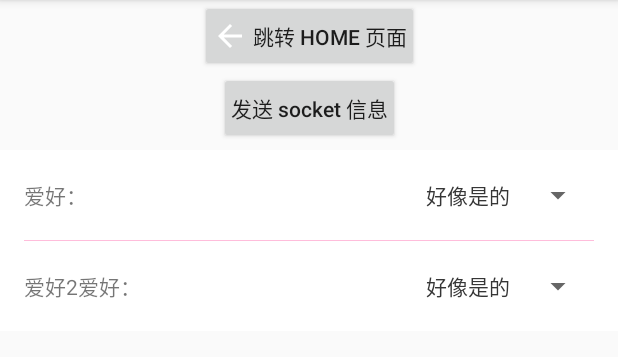
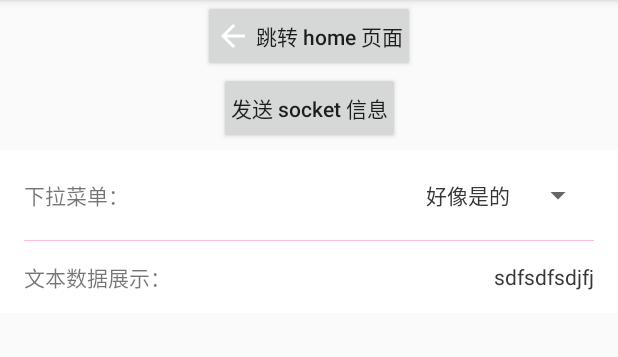
Before and after one commit to xiaoerMr/Tools, an Android app: the screen it shows after launch (MainActivity), on a phone screen of 412 x 824 dp, the part 84-441 px from its top. Run offline under Robolectric (Android 15) with nearby library versions, the phone set to English and light mode, and no system bars.

Commit message:
添加 text

```diff
--- a/app/src/main/java/com/sai/tools/MainActivity.kt
+++ b/app/src/main/java/com/sai/tools/MainActivity.kt
@@ -60,6 +60,7 @@ class MainActivity : AppCompatActivity() {
                 LogUtils.e(selectItem)
             }
         })
-        my_spinner1.setAdapterData(items)
+        my_text.setText("sdfsdfsdjfj")
+//        my_text.setText("mutableListOf(\"好像是的\", \"你不怕\", \"我怕\", \"你的\", \"还好\", \"苹果\")mutableListOf(\"好像是的\", \"你不怕\", \"我怕\", \"你的\", \"还好\", \"苹果\")mutableListOf(\"好像是的\", \"你不怕\", \"我怕\", \"你的\", \"还好\", \"苹果\")")
     }
 }
--- a/app/src/main/res/layout/activity_main.xml
+++ b/app/src/main/res/layout/activity_main.xml
@@ -1,10 +1,14 @@
 <?xml version="1.0" encoding="utf-8"?>
-<androidx.constraintlayout.widget.ConstraintLayout xmlns:android="http://schemas.android.com/apk/res/android"
+<androidx.core.widget.NestedScrollView xmlns:android="http://schemas.android.com/apk/res/android"
     xmlns:app="http://schemas.android.com/apk/res-auto"
     xmlns:tools="http://schemas.android.com/tools"
     android:layout_width="match_parent"
-    android:layout_height="match_parent"
+    android:layout_height="wrap_content"
     tools:context=".MainActivity">
+
+    <androidx.constraintlayout.widget.ConstraintLayout
+        android:layout_width="match_parent"
+        android:layout_height="match_parent">
 
         <Button
             android:id="@+id/button"
@@ -12,11 +16,11 @@
             android:layout_height="wrap_content"
             android:drawableLeft="@drawable/abc_vector_test"
             android:padding="8dp"
+            android:textAllCaps="false"
             android:text=" 跳转 home 页面"
             app:layout_constraintLeft_toLeftOf="parent"
             app:layout_constraintRight_toRightOf="parent"
             app:layout_constraintTop_toTopOf="parent" />
-
 
         <Button
             android:id="@+id/send_socket"
@@ -44,18 +48,19 @@
             app:layout_constraintTop_toBottomOf="@id/send_socket"
             app:showDividers="middle">
 
-        <com.sai.utils.view.SpinnerView
+            <com.sai.utils.view.SaiSpinnerView
                 android:id="@+id/my_spinner"
                 android:layout_width="match_parent"
                 android:layout_height="60dp"
-            app:sai_title="爱好：" />
+                app:sai_sp_title="下拉菜单：" />
 
-        <com.sai.utils.view.SpinnerView
-            android:id="@+id/my_spinner1"
+            <com.sai.utils.view.SaiTextView
+                android:id="@+id/my_text"
                 android:layout_width="match_parent"
-            android:layout_height="60dp"
-            app:sai_title="爱好2爱好：" />
+                android:layout_height="wrap_content"
+                app:sai_tt_title="文本数据展示：" />
 
         </androidx.appcompat.widget.LinearLayoutCompat>
 
     </androidx.constraintlayout.widget.ConstraintLayout>
+</androidx.core.widget.NestedScrollView>
--- a/utils/src/main/java/com/sai/utils/view/SaiSpinnerView.kt
+++ b/utils/src/main/java/com/sai/utils/view/SaiSpinnerView.kt
@@ -11,7 +11,7 @@ import com.sai.utils.view.adapter.SpinnerAdapter
 import kotlinx.android.synthetic.main.sai_spinner_view.view.*
 import android.widget.AdapterView.OnItemSelectedListener
 
-class SpinnerView : FrameLayout {
+class SaiSpinnerView : FrameLayout {
     constructor(context: Context, attrs: AttributeSet?) : super(context, attrs) {
         initView(context, attrs)
     }
@@ -31,7 +31,7 @@ class SpinnerView : FrameLayout {
         //获取参数
         val obtain = context.obtainStyledAttributes(attrs, R.styleable.sai_spinner)
 
-        val title = obtain.getString(R.styleable.sai_spinner_sai_title)
+        val title = obtain.getString(R.styleable.sai_spinner_sai_sp_title)
 
         obtain.recycle()
 
--- /dev/null
+++ b/utils/src/main/java/com/sai/utils/view/SaiTextView.kt
@@ -0,0 +1,40 @@
+package com.sai.utils.view
+
+import android.content.Context
+import android.util.AttributeSet
+import android.view.LayoutInflater
+import android.view.View
+import android.widget.FrameLayout
+import com.sai.utils.R
+import kotlinx.android.synthetic.main.sai_spinner_view.view.*
+import kotlinx.android.synthetic.main.sai_text_view.view.*
+
+class SaiTextView : FrameLayout {
+
+    constructor(context: Context, attrs: AttributeSet?) : super(context, attrs) {
+        initView(context, attrs)
+    }
+
+    private var inflater: View? = null
+
+
+    private fun initView(context: Context, attrs: AttributeSet?) {
+        //获取布局
+        inflater = LayoutInflater.from(context).inflate(
+            R.layout.sai_text_view,
+            this
+        )
+
+        //获取参数
+        val obtain = context.obtainStyledAttributes(attrs, R.styleable.sai_text)
+        val title = obtain.getString(R.styleable.sai_text_sai_tt_title)
+
+        obtain.recycle()
+
+        inflater!!.TextTitle.text = title
+    }
+
+    fun setText(text: String) {
+        inflater!!.TextText.text = text
+    }
+}
--- a/utils/src/main/res/layout/sai_spinner_view.xml
+++ b/utils/src/main/res/layout/sai_spinner_view.xml
@@ -1,28 +1,40 @@
 <?xml version="1.0" encoding="utf-8"?>
 <androidx.constraintlayout.widget.ConstraintLayout xmlns:android="http://schemas.android.com/apk/res/android"
+    xmlns:app="http://schemas.android.com/apk/res-auto"
     xmlns:tools="http://schemas.android.com/tools"
-    xmlns:app="http://schemas.android.com/apk/res-auto"
-    android:orientation="vertical"
     android:layout_width="match_parent"
-    android:layout_height="match_parent">
+    android:layout_height="wrap_content"
+    android:layout_gravity="center_vertical"
+    android:orientation="vertical">
 
     <androidx.appcompat.widget.AppCompatTextView
         android:id="@+id/SpinnerTitle"
         android:layout_width="wrap_content"
-        android:layout_height="match_parent"
+        android:layout_height="wrap_content"
         android:gravity="center_vertical"
-        tools:text="账号:"
-        app:layout_constraintBottom_toBottomOf="parent"
+        android:minWidth="160dp"
+        android:minHeight="48dp"
         app:layout_constraintStart_toStartOf="parent"
-        app:layout_constraintTop_toTopOf="parent" />
+        app:layout_constraintEnd_toEndOf="@id/barrier"
+        app:layout_constraintTop_toTopOf="parent"
+        tools:text="账号:" />
+
 
     <androidx.appcompat.widget.AppCompatSpinner
         android:id="@+id/SpinnerView"
         android:layout_width="wrap_content"
-        android:layout_height="match_parent"
+        android:layout_height="wrap_content"
+        android:gravity="end"
         android:minWidth="160dp"
-        android:gravity="end"
+        android:minHeight="48dp"
         app:layout_constraintBottom_toBottomOf="parent"
         app:layout_constraintEnd_toEndOf="parent"
         app:layout_constraintTop_toTopOf="parent" />
+
+    <androidx.constraintlayout.widget.Barrier
+        android:id="@+id/barrier"
+        android:layout_width="wrap_content"
+        android:layout_height="wrap_content"
+        app:constraint_referenced_ids="SpinnerTitle"
+        app:barrierDirection="end" />
 </androidx.constraintlayout.widget.ConstraintLayout>
--- /dev/null
+++ b/utils/src/main/res/layout/sai_text_view.xml
@@ -0,0 +1,36 @@
+<?xml version="1.0" encoding="utf-8"?>
+<LinearLayout xmlns:android="http://schemas.android.com/apk/res/android"
+    xmlns:tools="http://schemas.android.com/tools"
+    xmlns:app="http://schemas.android.com/apk/res-auto"
+    android:orientation="horizontal"
+    android:layout_width="match_parent"
+    android:layout_height="wrap_content">
+
+    <androidx.appcompat.widget.AppCompatTextView
+        android:id="@+id/TextTitle"
+        android:layout_width="wrap_content"
+        android:layout_height="wrap_content"
+        android:gravity="center_vertical"
+        android:layout_gravity="center_vertical"
+        tools:text="账号:"
+        android:minWidth="80dp"
+        android:minHeight="48dp"
+        app:layout_constraintBottom_toBottomOf="parent"
+        app:layout_constraintStart_toStartOf="parent"
+        app:layout_constraintTop_toTopOf="parent" />
+
+    <androidx.appcompat.widget.AppCompatTextView
+        android:id="@+id/TextText"
+        android:layout_width="0dp"
+        android:layout_weight="1"
+        android:layout_height="wrap_content"
+        android:minHeight="48dp"
+        android:gravity="center_vertical|end"
+        tools:text="内容"
+        android:textColor="@color/color_blake"
+        app:layout_constraintStart_toEndOf="@id/barrier"
+        app:layout_constraintBottom_toBottomOf="parent"
+        app:layout_constraintEnd_toEndOf="parent"
+        app:layout_constraintTop_toTopOf="parent" />
+
+</LinearLayout>
--- a/utils/src/main/res/values/attrs.xml
+++ b/utils/src/main/res/values/attrs.xml
@@ -1,6 +1,10 @@
 <?xml version="1.0" encoding="utf-8"?>
 <resources>
     <declare-styleable name="sai_spinner">
-        <attr name="sai_title" format="string"/>
+        <attr name="sai_sp_title" format="string" />
+    </declare-styleable>
+
+    <declare-styleable name="sai_text">
+        <attr name="sai_tt_title" format="string" />
     </declare-styleable>
 </resources>
--- a/utils/src/main/res/values/colors.xml
+++ b/utils/src/main/res/values/colors.xml
@@ -2,4 +2,5 @@
 <resources>
     <color name="color_blue">#1B30EC</color>
     <color name="color_blake">#363636</color>
+    <color name="color_other">#41A293</color>
 </resources>
```
Lines whose indentation alone changed are shown as unchanged.
